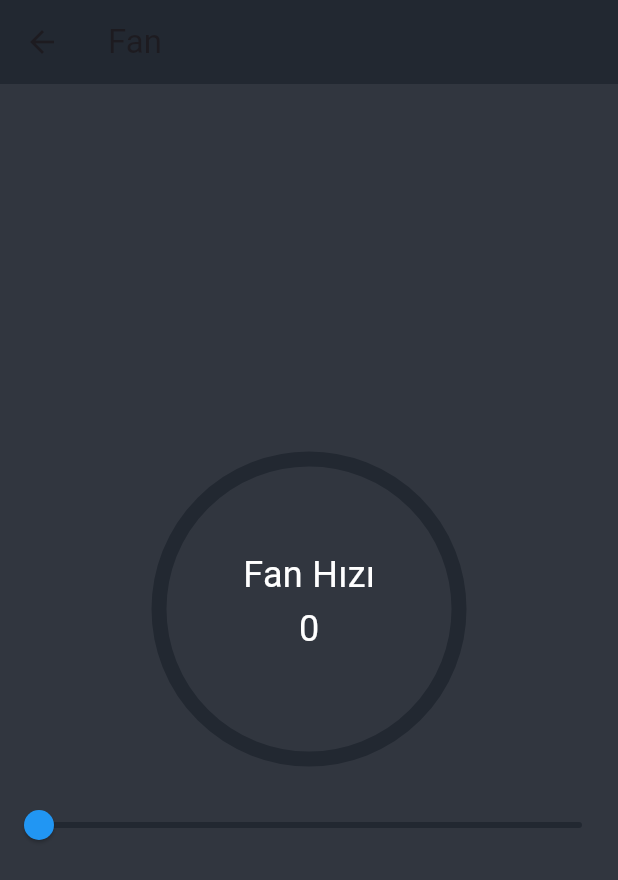
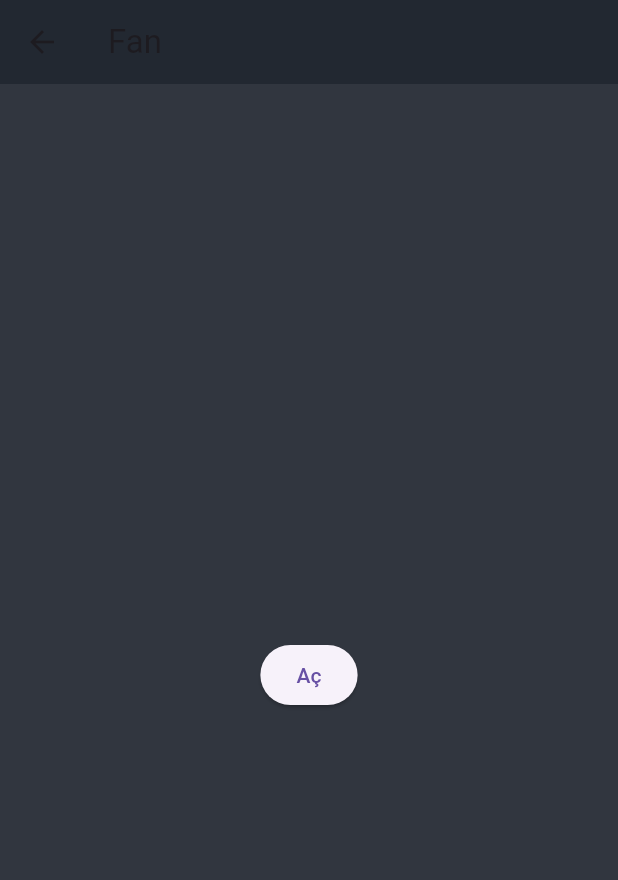
Before and after one commit to yavuztokdemir/Smart-Energy-Managment-Mobile-App, a Flutter app: the FanPage screen opened directly, on a phone screen of 412 x 824 dp. Shown: the top 880 px of the screen. Run offline on Flutter 3.47's test engine with Material 3 defaults, Android fonts, the phone set to English and light mode, and no system bars; our stand-ins replace firebase_core, firebase_database; accounts and stored records are empty.

Commit message:
The fan speed slide was replaced with on/off button

```diff
--- a/lib/fanpage.dart
+++ b/lib/fanpage.dart
@@ -7,19 +7,19 @@ class FanPage extends StatefulWidget {
 }
 
 class _FanPageState extends State<FanPage> {
-  double _progressValue = 0.0;
+  bool _isOn = false; // Fanın başlangıçta kapalı olduğunu varsayalım
 
   // Firebase veritabanı referansını oluşturur
-  final DatabaseReference _fanSpeedRef =
-      FirebaseDatabase.instance.reference().child('fan_speed');
+  final DatabaseReference _fanStateRef =
+      FirebaseDatabase.instance.reference().child('fan_state');
 
-  void _updateProgress(double value) {
+  void _toggleFanState() {
     setState(() {
-      _progressValue = value;
+      _isOn = !_isOn;
     });
 
-    // Değer 100'e bölünerek Firebase veritabanına gönderilir
-    _fanSpeedRef.set((value).toInt());
+    // Değeri Firebase veritabanına gönder (true = açık, false = kapalı)
+    _fanStateRef.set(_isOn ? 1 : 0);
   }
 
   @override
@@ -35,51 +35,10 @@ class _FanPageState extends State<FanPage> {
         child: Column(
           mainAxisAlignment: MainAxisAlignment.center,
           children: [
-            Stack(
-              alignment: Alignment.center,
-              children: [
-                SizedBox(
-                  height: 200,
-                  width: 200,
-                  child: CircularProgressIndicator(
-                    backgroundColor: Color(0xFF222831),
-                    // Değeri 100'e böldükten sonra kullan
-                    value: _progressValue / 100,
-                    strokeWidth: 10,
-                    valueColor: AlwaysStoppedAnimation<Color>(Colors.blue),
-                  ),
-                ),
-                Positioned(
-                  top: 60.0, // Ayarlama gerektiğinde konumu ayarlayın
-                  child: Text(
-                    "Fan Hızı",
-                    style: TextStyle(
-                      fontSize: 24, // Her iki metni de aynı boyuta ayarlayın
-                      color: Colors.white,
-                    ),
-                  ),
-                ),
-                Positioned(
-                  bottom: 70.0, // Ayarlama gerektiğinde konumu ayarlayın
-                  child: Text(
-                    "${(_progressValue).toInt()}",
-                    style: TextStyle(
-                        fontSize: 24,
-                        color: Colors
-                            .white), // Her iki metni de aynı boyuta ayarlayın
-                  ),
-                ),
-              ],
-            ),
             SizedBox(height: 20),
-            Slider(
-              value: _progressValue,
-              onChanged: _updateProgress,
-              min: 0,
-              max: 100,
-              divisions: 100,
-              activeColor: Colors.blue,
-              inactiveColor: Color(0xFF222831),
+            ElevatedButton(
+              onPressed: _toggleFanState,
+              child: Text(_isOn ? 'Kapat' : 'Aç'),
             ),
           ],
         ),
```
